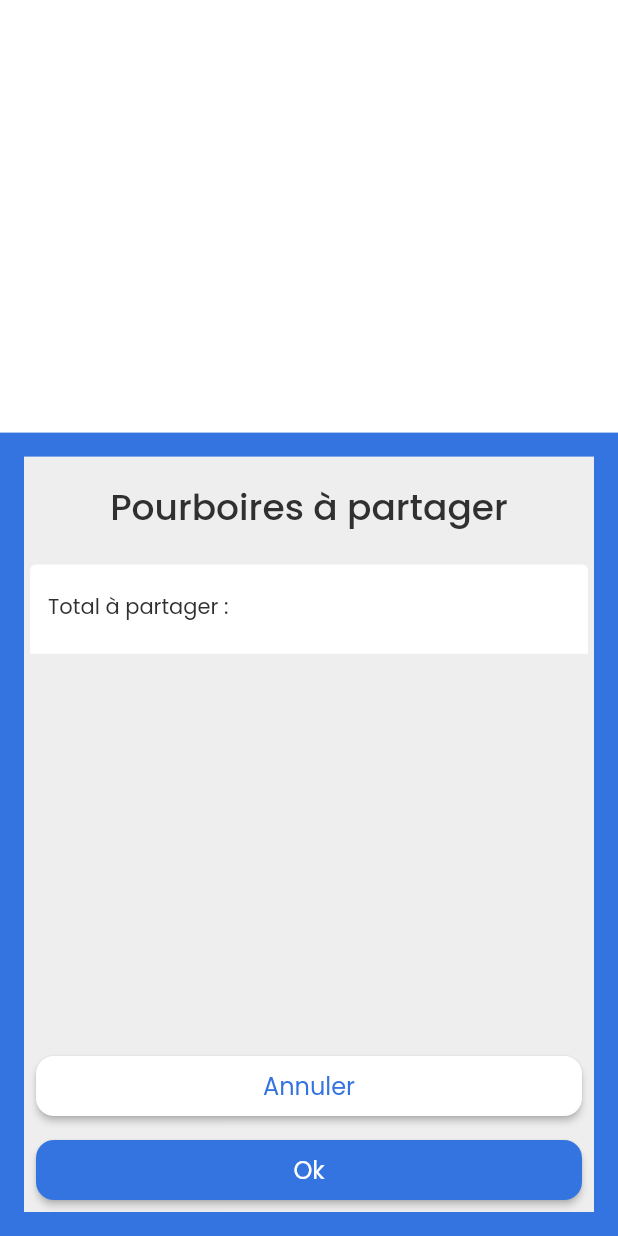
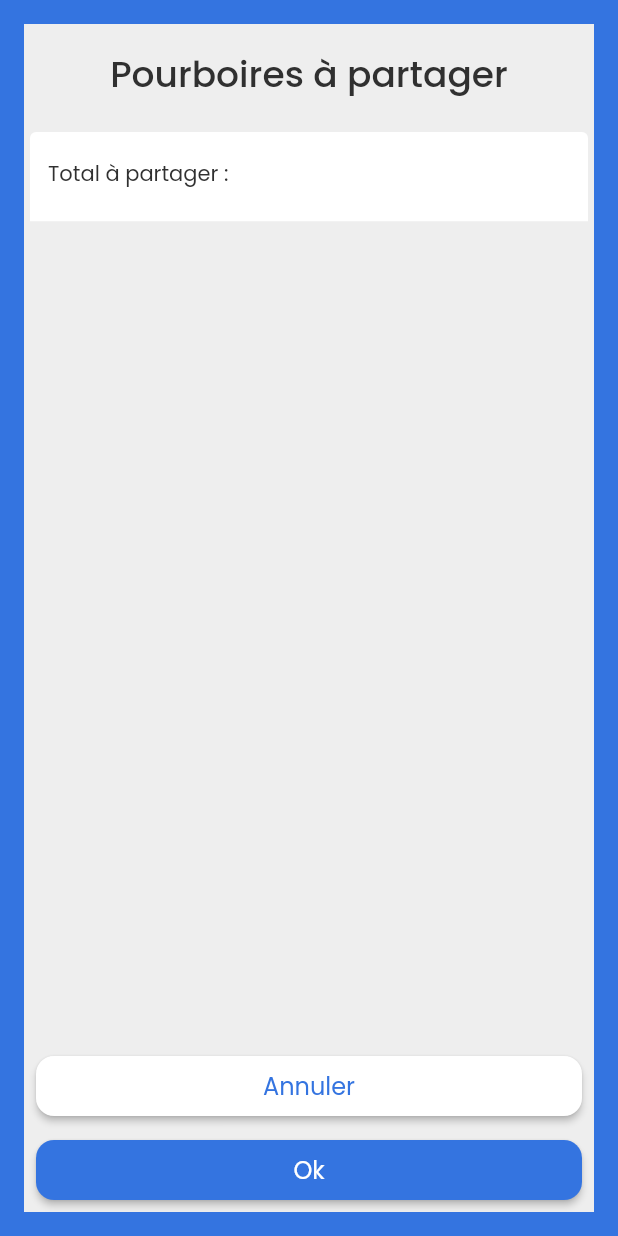
Before and after one commit to Sebastien-Remy/timtips, a Flutter app: the MainPageWidget screen opened directly, after a tap on an icon or button, on a phone screen of 412 x 824 dp. Run offline on Flutter 3.47's test engine with Material 2 defaults, Android fonts, the phone set to English and light mode, and no system bars; drawn by our look-alikes of auto_size_text; our stand-ins replace built_collection, built_value, cloud_firestore, firebase_auth, firebase_core, font_awesome_flutter and 7 more; accounts and stored records are empty; generated files the repository leaves out were written again.

Commit message:
remove modalsheet container

```diff
--- a/lib/main_page/main_page_widget.dart
+++ b/lib/main_page/main_page_widget.dart
@@ -100,12 +100,7 @@ class _MainPageWidgetState extends State<MainPageWidget> {
                   backgroundColor: FlutterFlowTheme.primaryColor,
                   barrierColor: FlutterFlowTheme.tertiaryColor,
                   context: context,
-                  builder: (context) {
-                    return Container(
-                      height: MediaQuery.of(context).size.height * 0.5,
-                      child: AddPartnerWidget(),
-                    );
-                  },
+                  builder: (context) => AddPartnerWidget(),
                 );
               },
               icon: Icon(
@@ -140,13 +135,7 @@ class _MainPageWidgetState extends State<MainPageWidget> {
                                   backgroundColor: FlutterFlowTheme.primaryColor,
                                   barrierColor: FlutterFlowTheme.tertiaryColor,
                                   context: context,
-                                  builder: (context) {
-                                    return Container(
-                                      height:
-                                      MediaQuery.of(context).size.height * 0.65,
-                                      child: ChangeTipWidget(),
-                                    );
-                                  },
+                                  builder: (context) => ChangeTipWidget(),
                                 );
                               },
                               child: Container(
```
